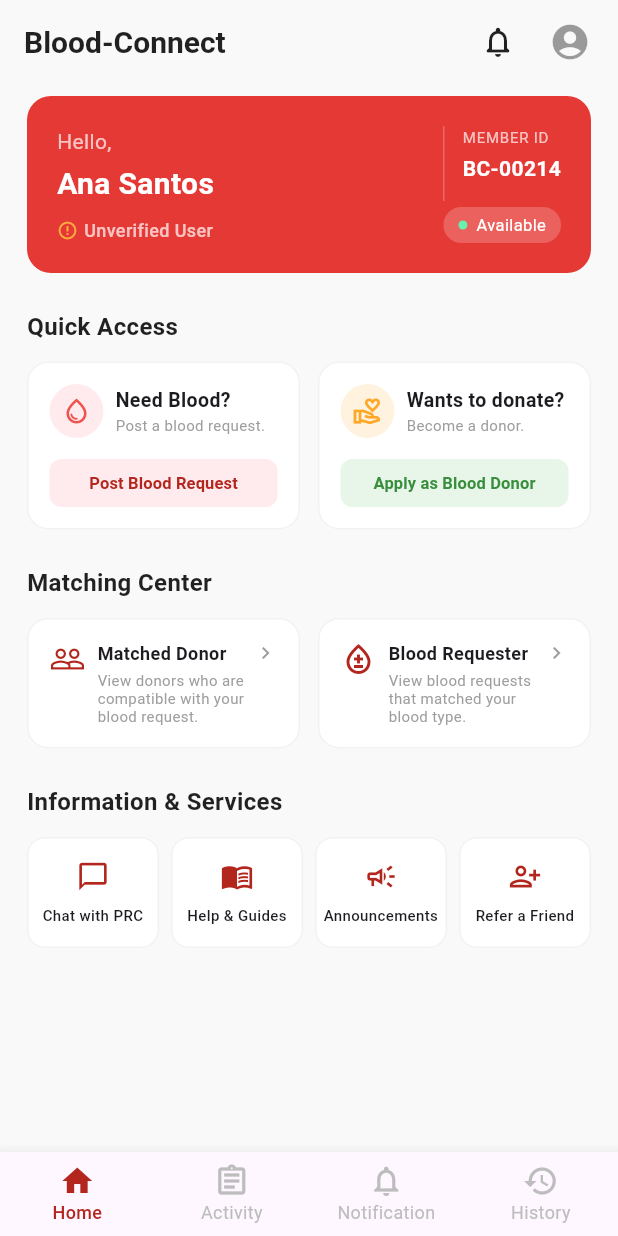
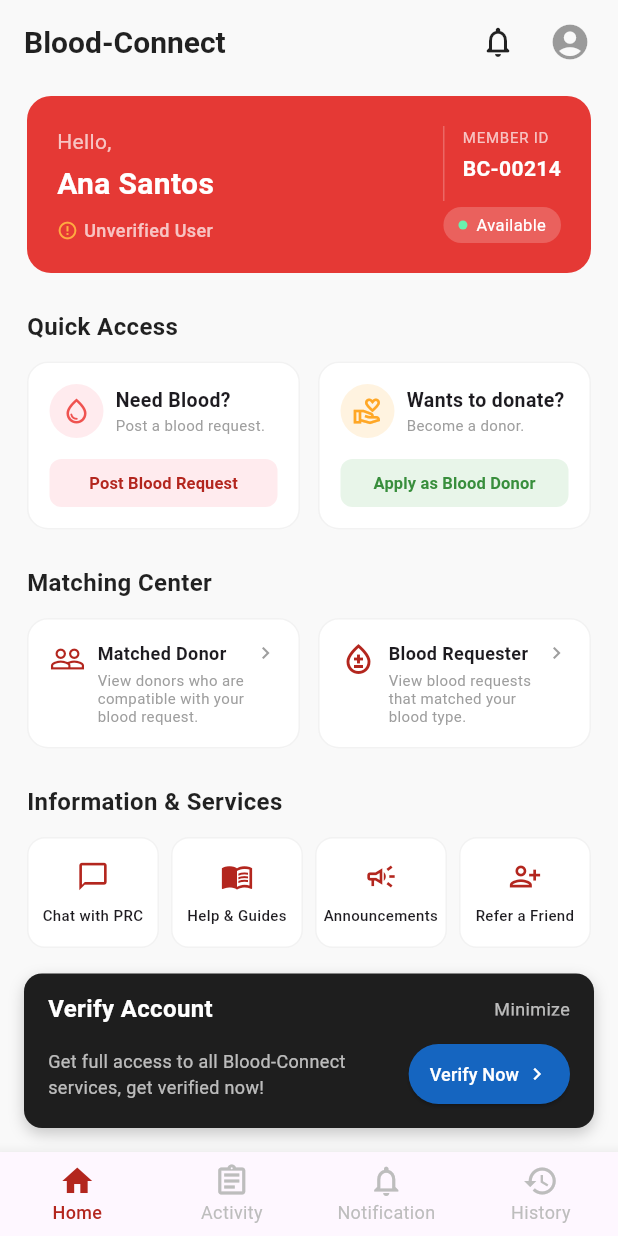
Before and after one commit to sherwin-cell/blood_connect, a Flutter app: the HomeDashboard screen opened directly, on a phone screen of 412 x 824 dp. Run offline on Flutter 3.47's test engine with Material 3 defaults, Android fonts, the phone set to English and light mode, and no system bars; our stand-ins replace camera, cloud_firestore, firebase_auth, firebase_core, google_sign_in; missing offline and left inert: google_mlkit_face_detection, google_mlkit_text_recognition; accounts and stored records are empty.

Commit message:
Fix dashboard

```diff
--- a/lib/features/dashboard/presentation/home_dashboard.dart
+++ b/lib/features/dashboard/presentation/home_dashboard.dart
@@ -21,6 +21,7 @@ class _HomeDashboardState extends State<HomeDashboard> {
   final FirestoreService _firestoreService = FirestoreService();
   final AuthService _authService = AuthService();
   int _selectedIndex = 0;
+  bool _isBannerMinimized = false;
 
   Future<void> _signOut() async {
     try {
@@ -48,51 +49,13 @@ class _HomeDashboardState extends State<HomeDashboard> {
         MaterialPageRoute(builder: (_) => const VerificationPendingScreen()),
       );
     } else {
-      _showVerificationPromptDialog(context);
-    }
-  }
-
-  void _showVerificationPromptDialog(BuildContext context) {
-    showDialog(
-      context: context,
-      builder: (dialogContext) => AlertDialog(
-        shape: RoundedRectangleBorder(borderRadius: BorderRadius.circular(16)),
-        title: const Row(
-          children: [
-            Icon(Icons.shield_outlined, color: AppColors.primaryRed),
-            SizedBox(width: 8),
-            Text('Verification Required', style: TextStyle(fontSize: 18)),
-          ],
-        ),
-        content: const Text(
-          'You must complete identity verification before you can post blood requests, apply as a donor, or access matching features.',
-        ),
-        actions: [
-          TextButton(
-            onPressed: () => Navigator.pop(dialogContext),
-            child: const Text('Cancel', style: TextStyle(color: Colors.grey)),
-          ),
-          ElevatedButton(
-            onPressed: () {
-              Navigator.pop(dialogContext);
+      // Direct navigation without showing a double popup
       Navigator.of(context).push(
         MaterialPageRoute(
           builder: (_) => const IdentityVerificationInfoScreen(),
         ),
       );
-            },
-            style: ElevatedButton.styleFrom(
-              backgroundColor: AppColors.primaryRed,
-              foregroundColor: Colors.white,
-              shape: RoundedRectangleBorder(
-                borderRadius: BorderRadius.circular(8),
-              ),
-            ),
-            child: const Text('Verify Now'),
-          ),
-        ],
-      ),
-    );
+    }
   }
 
   @override
@@ -115,6 +78,7 @@ class _HomeDashboardState extends State<HomeDashboard> {
         }
 
         final profile = snapshot.data;
+        final bool isVerified = profile?.isVerified ?? false;
 
         return Scaffold(
           backgroundColor: const Color(0xFFF9F9F9),
@@ -150,13 +114,24 @@ class _HomeDashboardState extends State<HomeDashboard> {
               const SizedBox(width: 8),
             ],
           ),
-          body: IndexedStack(
+          body: Stack(
+            children: [
+              IndexedStack(
                 index: _selectedIndex,
                 children: [
                   _buildHomeTab(profile),
                   _buildActivityTab(),
                   _buildNotificationTab(),
                   _buildHistoryTab(profile),
+                ],
+              ),
+              if (!isVerified)
+                Positioned(
+                  left: 16,
+                  right: 16,
+                  bottom: 16,
+                  child: _buildVerificationBanner(context),
+                ),
             ],
           ),
           bottomNavigationBar: BottomNavigationBar(
@@ -197,9 +172,144 @@ class _HomeDashboardState extends State<HomeDashboard> {
     );
   }
 
+  Widget _buildVerificationBanner(BuildContext context) {
+    return Container(
+      padding: const EdgeInsets.symmetric(horizontal: 16, vertical: 12),
+      decoration: BoxDecoration(
+        color: const Color(0xFF1E1E1E),
+        borderRadius: BorderRadius.circular(12),
+        boxShadow: [
+          BoxShadow(
+            color: Colors.black.withOpacity(0.2),
+            blurRadius: 8,
+            offset: const Offset(0, 4),
+          ),
+        ],
+      ),
+      child: AnimatedCrossFade(
+        duration: const Duration(milliseconds: 200),
+        crossFadeState: _isBannerMinimized
+            ? CrossFadeState.showSecond
+            : CrossFadeState.showFirst,
+        firstChild: Column(
+          mainAxisSize: MainAxisSize.min,
+          children: [
+            Row(
+              mainAxisAlignment: MainAxisAlignment.spaceBetween,
+              children: [
+                const Text(
+                  'Verify Account',
+                  style: TextStyle(
+                    color: Colors.white,
+                    fontWeight: FontWeight.bold,
+                    fontSize: 16,
+                  ),
+                ),
+                GestureDetector(
+                  onTap: () {
+                    setState(() {
+                      _isBannerMinimized = true;
+                    });
+                  },
+                  child: const Text(
+                    'Minimize',
+                    style: TextStyle(
+                      color: Colors.white70,
+                      fontSize: 12,
+                      decoration: TextDecoration.underline,
+                    ),
+                  ),
+                ),
+              ],
+            ),
+            const SizedBox(height: 8),
+            Row(
+              children: [
+                const Expanded(
+                  child: Text(
+                    'Get full access to all Blood-Connect services, get verified now!',
+                    style: TextStyle(color: Colors.white70, fontSize: 12),
+                  ),
+                ),
+                const SizedBox(width: 8),
+                ElevatedButton(
+                  onPressed: () {
+                    Navigator.of(context).push(
+                      MaterialPageRoute(
+                        builder: (_) => const IdentityVerificationInfoScreen(),
+                      ),
+                    );
+                  },
+                  style: ElevatedButton.styleFrom(
+                    backgroundColor: const Color(0xFF1565C0),
+                    foregroundColor: Colors.white,
+                    shape: RoundedRectangleBorder(
+                      borderRadius: BorderRadius.circular(20),
+                    ),
+                    padding: const EdgeInsets.symmetric(
+                      horizontal: 14,
+                      vertical: 8,
+                    ),
+                  ),
+                  child: const Row(
+                    mainAxisSize: MainAxisSize.min,
+                    children: [
+                      Text('Verify Now', style: TextStyle(fontSize: 12)),
+                      SizedBox(width: 4),
+                      Icon(Icons.chevron_right, size: 16),
+                    ],
+                  ),
+                ),
+              ],
+            ),
+          ],
+        ),
+        secondChild: Row(
+          mainAxisAlignment: MainAxisAlignment.spaceBetween,
+          children: [
+            const Row(
+              children: [
+                Icon(Icons.shield_outlined, color: Colors.white, size: 18),
+                SizedBox(width: 8),
+                Text(
+                  'Verify Account for full access',
+                  style: TextStyle(
+                    color: Colors.white,
+                    fontSize: 12,
+                    fontWeight: FontWeight.w500,
+                  ),
+                ),
+              ],
+            ),
+            GestureDetector(
+              onTap: () {
+                setState(() {
+                  _isBannerMinimized = false;
+                });
+              },
+              child: const Text(
+                'Expand',
+                style: TextStyle(
+                  color: Colors.white70,
+                  fontSize: 12,
+                  decoration: TextDecoration.underline,
+                ),
+              ),
+            ),
+          ],
+        ),
+      ),
+    );
+  }
+
   Widget _buildHomeTab(UserProfile? profile) {
     return SingleChildScrollView(
-      padding: const EdgeInsets.symmetric(horizontal: 18.0, vertical: 8.0),
+      padding: const EdgeInsets.only(
+        left: 18.0,
+        right: 18.0,
+        top: 8.0,
+        bottom: 100.0,
+      ),
       child: Column(
         crossAxisAlignment: CrossAxisAlignment.start,
         children: [
```
Lines whose indentation alone changed are shown as unchanged.
